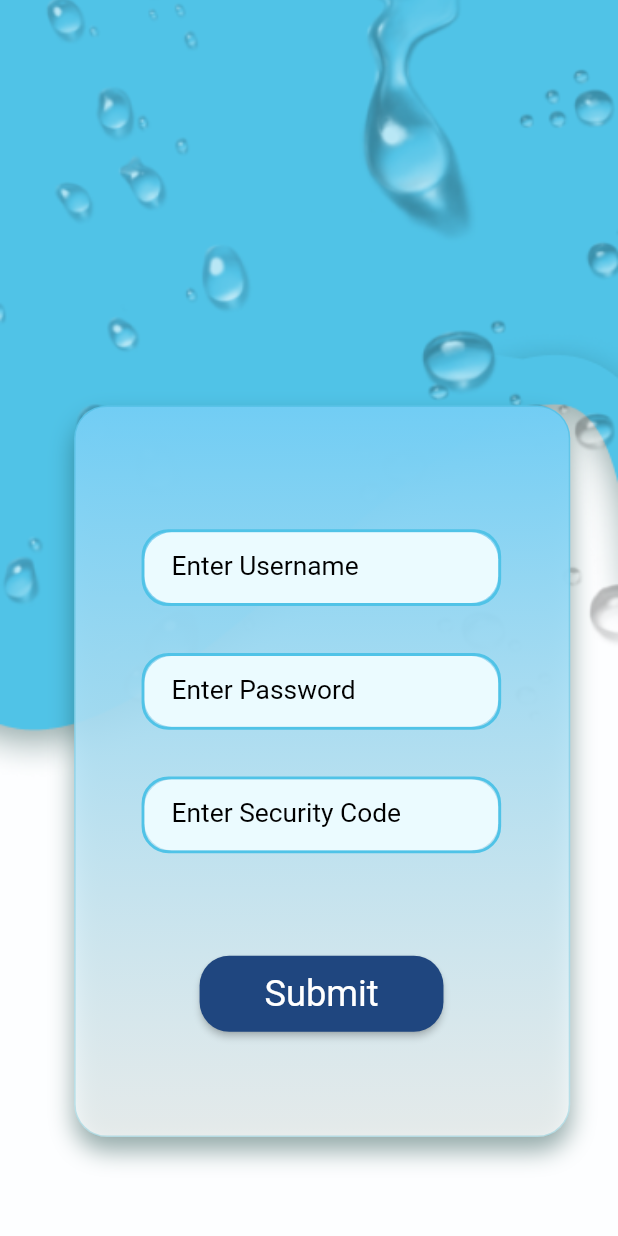
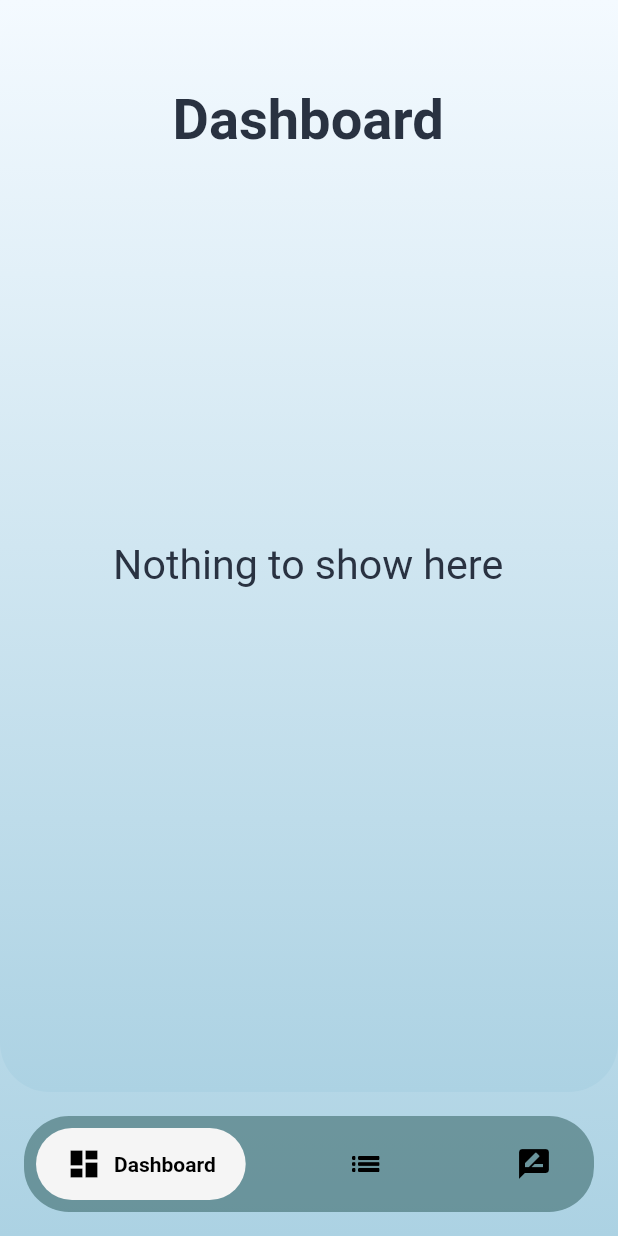
Before and after one commit to ShamoilRao44/tethys_FE, a Flutter app: the SignupView screen opened by its route, after a tap on "Submit", on a phone screen of 412 x 824 dp. Run offline on Flutter 3.47's test engine with Material 2 defaults, Android fonts, the phone set to English and light mode, and no system bars; drawn by our look-alikes of google_nav_bar; our stand-ins replace get; network calls fail.

```diff
--- a/lib/modules/login/login_vm.dart
+++ b/lib/modules/login/login_vm.dart
@@ -20,6 +20,7 @@ class LoginVM extends GetxController {
       (res) {
         if (res.accessToken != null) {
           debugPrint('success login');
+          // Get.offAll()
         } else {
           debugPrint('failed');
         }
--- /dev/null
+++ b/lib/modules/owner/views/owner_dashboard_view.dart
@@ -0,0 +1,208 @@
+import 'package:flutter/material.dart';
+import 'package:get/get.dart';
+
+import '../../../../resources/app_colors.dart';
+
+class OwnerDashboard extends StatelessWidget {
+  const OwnerDashboard({super.key});
+
+  @override
+  Widget build(BuildContext context) {
+    double baseWidth = 375;
+    double fem = MediaQuery.of(context).size.width / baseWidth;
+
+    return Container(
+      width: double.infinity,
+      child: Container(
+        width: double.infinity,
+        decoration: BoxDecoration(
+          borderRadius: BorderRadius.circular(30 * fem),
+          gradient: LinearGradient(
+            begin: Alignment(0, -1),
+            end: Alignment(0, 1),
+            colors: <Color>[Color(0xfff4faff), Color(0xffacd2e3)],
+            stops: <double>[0, 1],
+          ),
+        ),
+        child: Column(children: [
+          Container(
+            margin: EdgeInsets.fromLTRB(
+                0 * fem, 50 * fem, 1 * fem, 0), // Adjust margin
+            child: Text(
+              "Dashboard",
+              textAlign: TextAlign.center,
+              style: TextStyle(
+                fontSize: 34 * fem, // Adjust font size
+                fontWeight: FontWeight.w700,
+                height: 1.28,
+                color: AppColors.txtColor,
+              ),
+            ),
+          ),
+          SizedBox(height: 200),
+          Container(
+            margin: EdgeInsets.fromLTRB(
+                0 * fem, 50 * fem, 1 * fem, 0), // Adjust margin
+            child: Text(
+              "Nothing to show here",
+              textAlign: TextAlign.center,
+              style: TextStyle(
+                fontSize: 25 * fem, // Adjust font size
+                fontWeight: FontWeight.w400,
+                height: 1.28,
+                color: AppColors.txtColor,
+              ),
+            ),
+          ),
+        ]),
+      ),
+    );
+  }
+}
+
+class ListTilesWithButtons extends StatefulWidget {
+  @override
+  _ListTilesWithButtonsState createState() => _ListTilesWithButtonsState();
+}
+
+class _ListTilesWithButtonsState extends State<ListTilesWithButtons> {
+  List<String> items = [
+    'Ramesh Sing ',
+    'Prathmesh chourasiya',
+  ];
+
+  @override
+  Widget build(BuildContext context) {
+    double baseWidth = 375;
+    double fem = MediaQuery.of(context).size.width / baseWidth;
+    return Container(
+        width: double.infinity,
+        child: Container(
+            width: double.infinity,
+            decoration: BoxDecoration(
+              borderRadius: BorderRadius.circular(30 * fem),
+              gradient: LinearGradient(
+                begin: Alignment(0, -1),
+                end: Alignment(0, 1),
+                colors: <Color>[Color(0xfff4faff), Color(0xffacd2e3)],
+                stops: <double>[0, 1],
+              ),
+            ),
+            child: Column(
+              children: [
+                Container(
+                  margin: EdgeInsets.fromLTRB(
+                      0 * fem, 50 * fem, 1 * fem, 0), // Adjust margin
+                  child: Text(
+                    "Request",
+                    textAlign: TextAlign.center,
+                    style: TextStyle(
+                      fontSize: 34 * fem, // Adjust font size
+                      fontWeight: FontWeight.w700,
+                      height: 1.28,
+                      color: AppColors.txtColor,
+                    ),
+                  ),
+                ),
+                SizedBox(
+                  height: 10,
+                ),
+                Container(
+                  height: 590,
+                  child: ListView.builder(
+                    shrinkWrap: true,
+                    itemCount: items.length,
+                    itemBuilder: (BuildContext context, int index) {
+                      return ListTile(
+                        title: Text(items[index]),
+                        trailing: Row(
+                          mainAxisSize: MainAxisSize.min,
+                          children: [
+                            ElevatedButton(
+                              onPressed: () {
+                                // Handle accept button press
+                                // For example, you could remove the item from the list.
+                                // setState(() {
+                                //   items.removeAt(index);
+                                // });
+                              },
+                              child: Text('Accept'),
+                            ),
+                            SizedBox(width: 8),
+                            ElevatedButton(
+                              onPressed: () {
+                                // Handle deny button press
+                                // For example, you could remove the item from the list.
+                                // setState(() {
+                                //   items.removeAt(index);
+                                // });
+                              },
+                              child: Text('Deny'),
+                            ),
+                          ],
+                        ),
+                      );
+                    },
+                  ),
+                ),
+              ],
+            )));
+  }
+}
+
+class UserScrn extends StatelessWidget {
+  const UserScrn({super.key});
+
+  @override
+  Widget build(BuildContext context) {
+    double baseWidth = 375;
+    double fem = MediaQuery.of(context).size.width / baseWidth;
+
+    return Container(
+      width: double.infinity,
+      child: Container(
+        width: double.infinity,
+        decoration: BoxDecoration(
+          borderRadius: BorderRadius.circular(30 * fem),
+          gradient: LinearGradient(
+            begin: Alignment(0, -1),
+            end: Alignment(0, 1),
+            colors: <Color>[Color(0xfff4faff), Color(0xffacd2e3)],
+            stops: <double>[0, 1],
+          ),
+        ),
+        child: Column(children: [
+          Container(
+            margin: EdgeInsets.fromLTRB(
+                0 * fem, 50 * fem, 1 * fem, 0), // Adjust margin
+            child: Text(
+              "User List",
+              textAlign: TextAlign.center,
+              style: TextStyle(
+                fontSize: 34 * fem, // Adjust font size
+                fontWeight: FontWeight.w700,
+                height: 1.28,
+                color: AppColors.txtColor,
+              ),
+            ),
+          ),
+          SizedBox(height: 200),
+          Container(
+            margin: EdgeInsets.fromLTRB(
+                0 * fem, 50 * fem, 1 * fem, 0), // Adjust margin
+            child: Text(
+              "Nothing to show here",
+              textAlign: TextAlign.center,
+              style: TextStyle(
+                fontSize: 25 * fem, // Adjust font size
+                fontWeight: FontWeight.w400,
+                height: 1.28,
+                color: AppColors.txtColor,
+              ),
+            ),
+          ),
+        ]),
+      ),
+    );
+  }
+}
--- /dev/null
+++ b/lib/modules/owner/views/owner_home_view.dart
@@ -0,0 +1,95 @@
+// ignore_for_file: prefer_const_constructors
+
+import 'package:flutter/material.dart';
+
+import 'package:google_nav_bar/google_nav_bar.dart';
+import 'package:tethys/resources/app_colors.dart';
+
+import 'owner_dashboard_view.dart';
+
+// ignore: must_be_immutable
+class OwnerHome extends StatefulWidget {
+  OwnerHome({super.key});
+
+  @override
+  State<OwnerHome> createState() => _OwnerHomeState();
+}
+
+class _OwnerHomeState extends State<OwnerHome> {
+  int _index = 0;
+
+  @override
+  Widget build(BuildContext context) {
+    Widget? child = OwnerDashboard();
+    switch (_index) {
+      case 0:
+        child = OwnerDashboard();
+        break;
+      case 1:
+        child =UserScrn();
+        break;
+      case 2:
+        child = ListTilesWithButtons() ;
+        break;
+    }
+    return Container(
+      width: double.infinity,
+      child: Container(
+        width: double.infinity,
+        decoration: BoxDecoration(
+          // borderRadius: BorderRadius.circular(18),
+          gradient: LinearGradient(
+            begin: Alignment(0, -1),
+            end: Alignment(0, 1),
+            colors: <Color>[Color(0xfff4faff), Color(0xffacd2e3)],
+            stops: <double>[0, 1],
+          ),
+        ),
+        child: Scaffold(
+          backgroundColor: Colors.transparent,
+          body: Container(
+            child: child,
+          ),
+          bottomNavigationBar: Container(
+            margin: EdgeInsets.all(16),
+            padding: EdgeInsets.all(8),
+            decoration: BoxDecoration(
+                color: AppColors.boxShadow,
+                borderRadius: BorderRadius.circular(30)),
+            child: GNav(
+              rippleColor: Colors.grey[300]!,
+              hoverColor: Colors.grey[100]!,
+              gap: 8,
+              activeColor: Colors.black,
+              iconSize: 24,
+              padding: EdgeInsets.symmetric(horizontal: 20, vertical: 12),
+              duration: Duration(milliseconds: 400),
+              tabBackgroundColor: Colors.grey[100]!,
+              color: Colors.black,
+              tabs: [
+                GButton(
+                  icon: Icons.dashboard,
+                  text: 'Dashboard',
+                ),
+                GButton(
+                  icon: Icons.list_sharp,
+                  text: 'User List',
+                ),
+                GButton(
+                  icon: Icons.rate_review,
+                  text: 'Request',
+                ),
+              ],
+              selectedIndex: _index,
+              onTabChange: (index) {
+                setState(() {
+                  _index = index;
+                });
+              },
+            ),
+          ),
+        ),
+      ),
+    );
+  }
+}
--- a/lib/modules/signup/signup_vm.dart
+++ b/lib/modules/signup/signup_vm.dart
@@ -1,5 +1,6 @@
 import 'package:flutter/material.dart';
 import 'package:get/get.dart';
+import 'package:tethys/modules/owner/views/owner_home_view.dart';
 import 'package:tethys/modules/signup/signup_repo/signup_repo_impl.dart';
 import 'package:tethys/modules/signup/signup_views/signUp_view.dart';
 
@@ -34,7 +35,7 @@ class SignupVM extends GetxController {
 
   Future<void> submitOtp() async {
     String? field = otpcontroller.text.trim();
-    if (field == null || field == ''){
+    if (field == null || field == '') {
       Get.snackbar('Error', 'please enter otp');
     }
     if (otptext == field) {
@@ -51,16 +52,19 @@ class SignupVM extends GetxController {
     data['phone'] = "";
     data['email'] = emailCtrl.text.trim();
     data['password'] = passwordCtrl.text;
-    // data['secret_key'] = secCodeCtrl.text;
+    // data['secret_key'] = "$Owner935$4jwTethis";
+    // data['secret_key'] = secCodeCtrl.text.trim();
 
-    await sri.ownerCreate(data).then(
-      (res) {
-        if (res.id != null) {
-          debugPrint("success");
-        } else {
-          debugPrint("failure");
-        }
-      },
-    );
+    Get.offAll(() => OwnerHome());
+    // await sri.ownerCreate(data).then(
+    //   (res) {
+    //     if (res.id != null) {
+    //       debugPrint("success");
+    //       Get.offAll(() => OwnerHome());
+    //     } else {
+    //       debugPrint("failure");
+    //     }
+    //   },
+    // );
   }
 }
--- a/pubspec.yaml
+++ b/pubspec.yaml
@@ -16,6 +16,7 @@ dependencies:
   cupertino_icons: ^1.0.2
   get: ^4.6.5
   http: ^1.1.0
+  google_nav_bar: ^5.0.6
 
 dev_dependencies:
   flutter_test:
```
Also changed, not shown: pubspec.lock.
